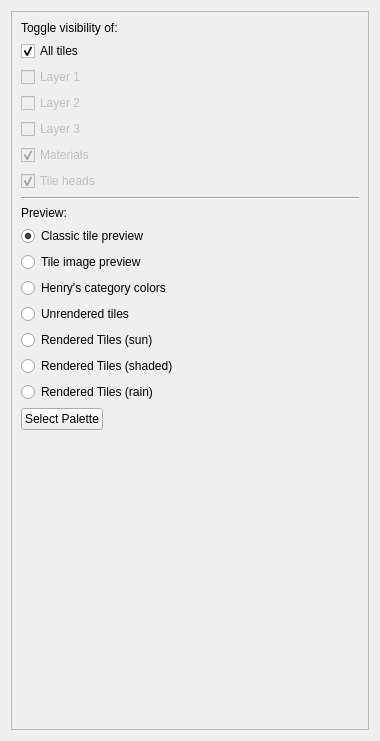
First picture: the form in ui/uifiles/views/tiles.ui, repository timofey260/RWE-Sharp, before the edit.
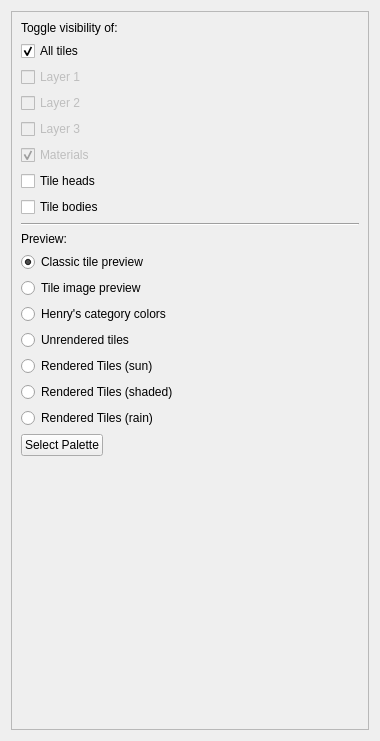
Second picture: the form after the edit.

Commit message: uhh... tile changes i guess

```diff
--- a/ui/uifiles/views/tiles.ui
+++ b/ui/uifiles/views/tiles.ui
@@ -95,14 +95,27 @@
        <item>
         <widget class="QCheckBox" name="VTilesHeads">
          <property name="enabled">
-          <bool>false</bool>
+          <bool>true</bool>
          </property>
          <property name="text">
           <string>Tile heads</string>
          </property>
          <property name="checked">
+          <bool>false</bool>
+         </property>
+        </widget>
+       </item>
+       <item>
+        <widget class="QCheckBox" name="VTilesBodies">
+         <property name="enabled">
           <bool>true</bool>
          </property>
+         <property name="text">
+          <string>Tile bodies</string>
+         </property>
+         <property name="checked">
+          <bool>false</bool>
+         </property>
         </widget>
        </item>
        <item>
```
Left out of the diff: 80 changed lines with no effect on the pictures. The commit also changes 10 other files.
